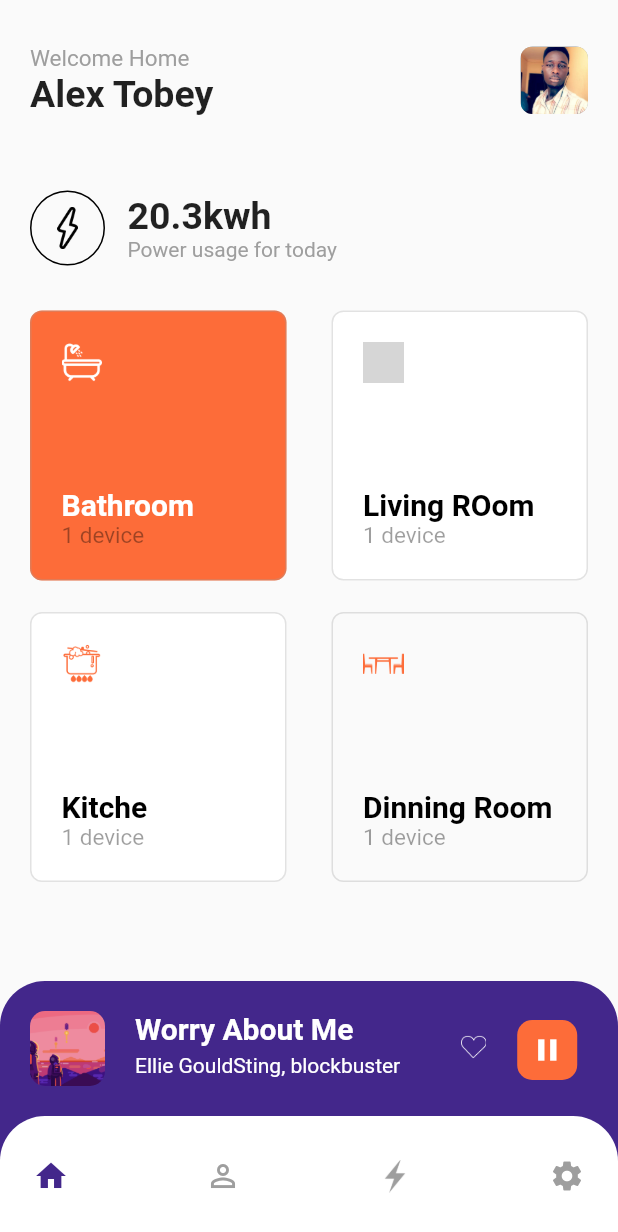
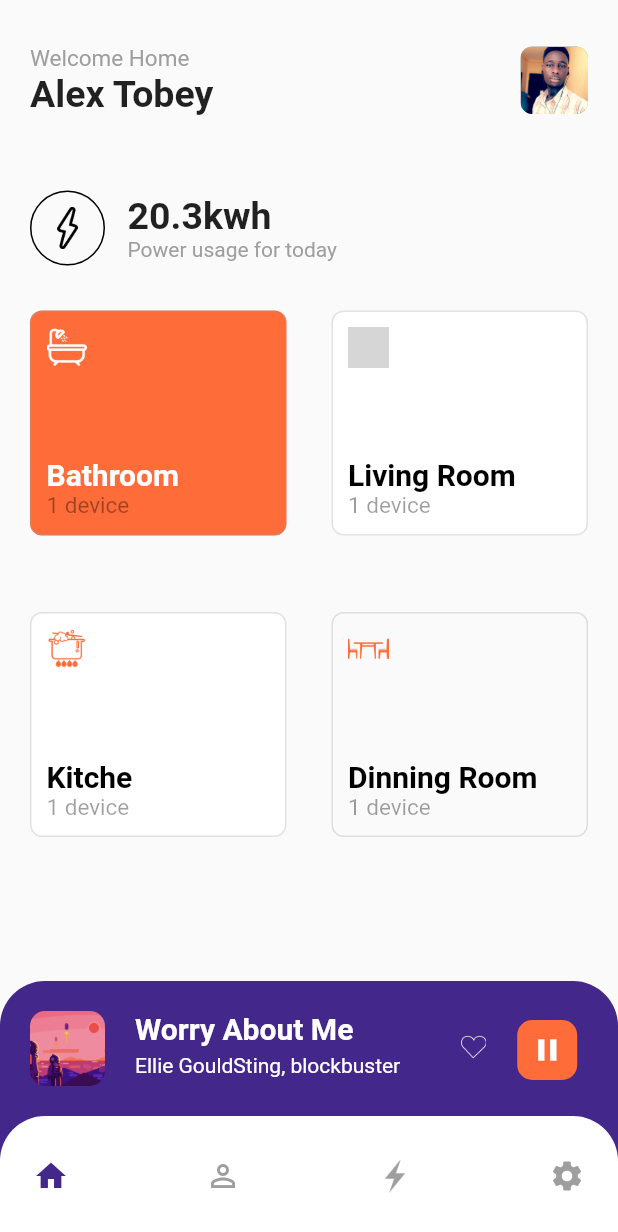
Before and after one commit to GabbyOwusu/voltagechecker_ui, a Flutter app: the screen it shows after launch, on a phone screen of 412 x 824 dp. Shown: the top 1232 px of the screen. Run offline on Flutter 3.47's test engine with Material 2 defaults, Android fonts, the phone set to English and light mode, and no system bars; grey boxes are pictures that could not be loaded.

Commit message:
Fixed Spelling Error

```diff
--- a/lib/providers/cardDetailsprovider.dart
+++ b/lib/providers/cardDetailsprovider.dart
@@ -13,7 +13,7 @@ class DetailsProvider extends BaseProvider {
         textColor: Colors.white,
       ),
       CardDetails(
-        title: 'Living ROom',
+        title: 'Living Room',
         icon: 'images/couch.png',
         color: Colors.white,
         textColor: Colors.black,
--- a/lib/widgets/griditem.dart
+++ b/lib/widgets/griditem.dart
@@ -1,5 +1,6 @@
 import 'package:flutter/material.dart';
 import 'package:new_ui/models/details.dart';
+import 'package:new_ui/screens/settingsPage.dart';
 
 class GridItem extends StatelessWidget {
   final CardDetails cardDetails;
@@ -10,10 +11,15 @@ class GridItem extends StatelessWidget {
   Widget build(BuildContext context) {
     return Column(
       children: <Widget>[
-        Container(
-          padding: EdgeInsets.all(20),
+        GestureDetector(
+          onTap: () {
+            Navigator.push(
+                context, MaterialPageRoute(builder: (context) => BedRoom()));
+          },
+          child: Container(
+            padding: EdgeInsets.all(10),
             width: 200,
-          height: 180,
+            height: 150,
             decoration: BoxDecoration(
               color: cardDetails.color,
               borderRadius: BorderRadius.circular(8),
@@ -42,6 +48,7 @@ class GridItem extends StatelessWidget {
               ],
             ),
           ),
+        ),
       ],
     );
   }
```
Lines whose indentation alone changed are shown as unchanged.
